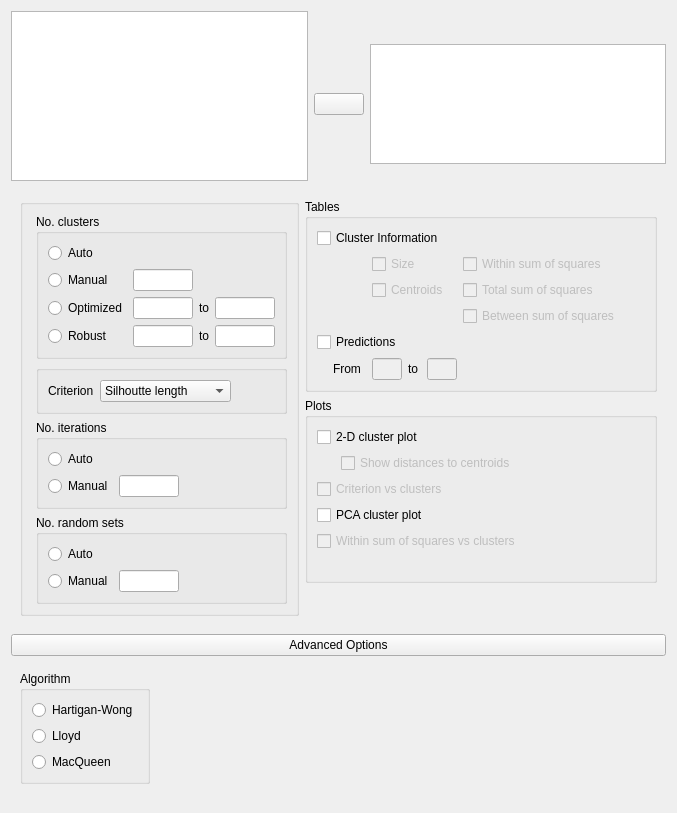
Before: the Qt Designer form JASP-Desktop/analysisforms/MachineLearning/mlclusteringkmeansform.ui in jasp-stats/jasp-desktop, drawn with Qt 5.
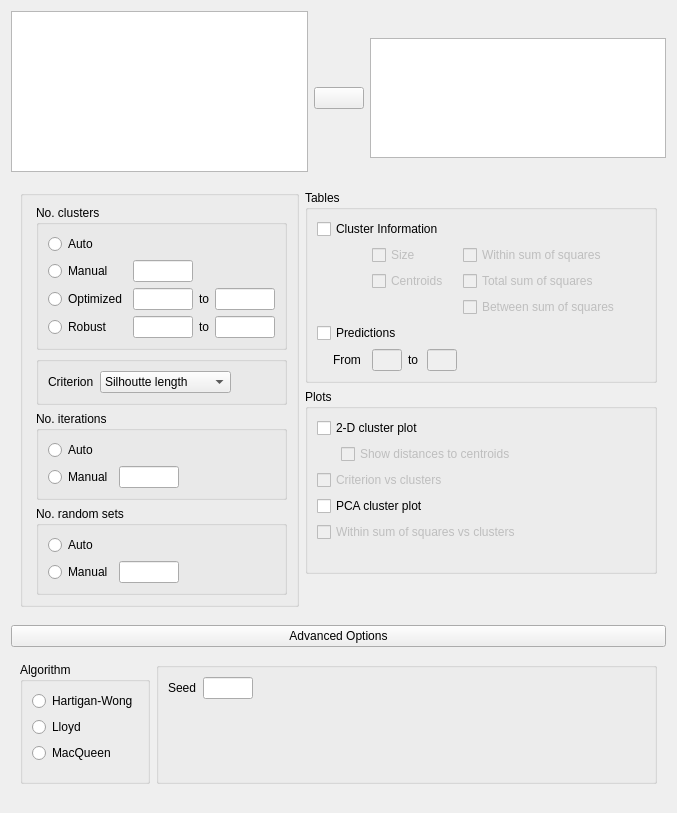
After: the same form once the commit is applied. Custom widgets are drawn as their Qt base class.

```diff
--- a/JASP-Desktop/analysisforms/MachineLearning/mlclusteringkmeansform.ui
+++ b/JASP-Desktop/analysisforms/MachineLearning/mlclusteringkmeansform.ui
@@ -902,19 +902,6 @@
             <bool>false</bool>
            </property>
            <layout class="QGridLayout" name="gridLayout_20">
-            <item row="2" column="0">
-             <widget class="QRadioButton" name="macQueen">
-              <property name="sizePolicy">
-               <sizepolicy hsizetype="Fixed" vsizetype="Fixed">
-                <horstretch>0</horstretch>
-                <verstretch>0</verstretch>
-               </sizepolicy>
-              </property>
-              <property name="text">
-               <string>MacQueen</string>
-              </property>
-             </widget>
-            </item>
             <item row="0" column="0">
              <widget class="QRadioButton" name="hartiganWong">
               <property name="sizePolicy">
@@ -935,10 +922,59 @@
               </property>
              </widget>
             </item>
+            <item row="2" column="0">
+             <widget class="QRadioButton" name="macQueen">
+              <property name="sizePolicy">
+               <sizepolicy hsizetype="Fixed" vsizetype="Fixed">
+                <horstretch>0</horstretch>
+                <verstretch>0</verstretch>
+               </sizepolicy>
+              </property>
+              <property name="text">
+               <string>MacQueen</string>
+              </property>
+             </widget>
+            </item>
+            <item row="3" column="0">
+             <spacer name="verticalSpacer">
+              <property name="orientation">
+               <enum>Qt::Vertical</enum>
+              </property>
+              <property name="sizeHint" stdset="0">
+               <size>
+                <width>20</width>
+                <height>40</height>
+               </size>
+              </property>
+             </spacer>
+            </item>
            </layout>
           </widget>
          </item>
          <item row="0" column="1">
+          <widget class="BoundGroupBox" name="groupBox">
+           <property name="title">
+            <string/>
+           </property>
+           <layout class="QGridLayout" name="gridLayout_9">
+            <item row="0" column="0">
+             <widget class="QLabel" name="label_4">
+              <property name="text">
+               <string>Seed</string>
+              </property>
+             </widget>
+            </item>
+            <item row="0" column="1">
+             <widget class="BoundTextBox" name="seed">
+              <property name="maximumSize">
+               <size>
+                <width>50</width>
+                <height>16777215</height>
+               </size>
+              </property>
+             </widget>
+            </item>
+            <item row="0" column="2">
           <spacer name="horizontalSpacer">
            <property name="orientation">
             <enum>Qt::Horizontal</enum>
@@ -950,6 +986,22 @@
             </size>
            </property>
           </spacer>
+            </item>
+            <item row="1" column="0">
+             <spacer name="verticalSpacer_2">
+              <property name="orientation">
+               <enum>Qt::Vertical</enum>
+              </property>
+              <property name="sizeHint" stdset="0">
+               <size>
+                <width>20</width>
+                <height>40</height>
+               </size>
+              </property>
+             </spacer>
+            </item>
+           </layout>
+          </widget>
          </item>
         </layout>
        </widget>
```
Lines whose indentation alone changed are shown as unchanged.
